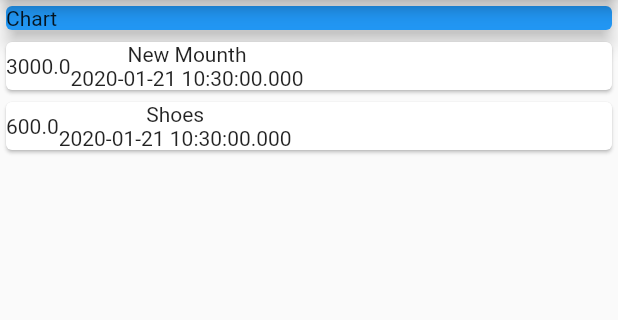
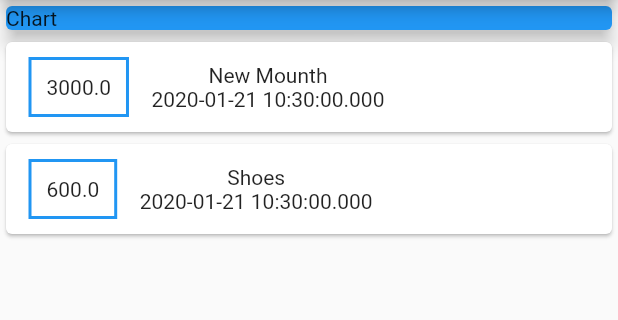
Before and after one commit to ahmed3ssem/ExpensePlanner-FlutterApp, a Flutter app: the screen it shows after launch, on a phone screen of 412 x 824 dp, the part 84-404 px from its top. Run offline on Flutter 3.47's test engine with Material 2 defaults, Android fonts, the phone set to English and light mode, and no system bars.

Commit message:
Styling Container

```diff
--- a/lib/main.dart
+++ b/lib/main.dart
@@ -41,7 +41,11 @@ class MyHomePage extends StatelessWidget {
                return Card(
                  child: Row(
                    children: <Widget>[
-                     Container(child: Text(tx.amount.toString()),),
+                     Container(
+                       margin:EdgeInsets.symmetric(vertical: 10 , horizontal: 15),
+                       decoration: BoxDecoration(border: Border.all(color: Colors.blue,width: 2)),
+                       padding: EdgeInsets.all(10),
+                       child: Text(tx.amount.toString()),),
                      Column(
                        children: <Widget>[
                          Text(tx.tittle),
```
